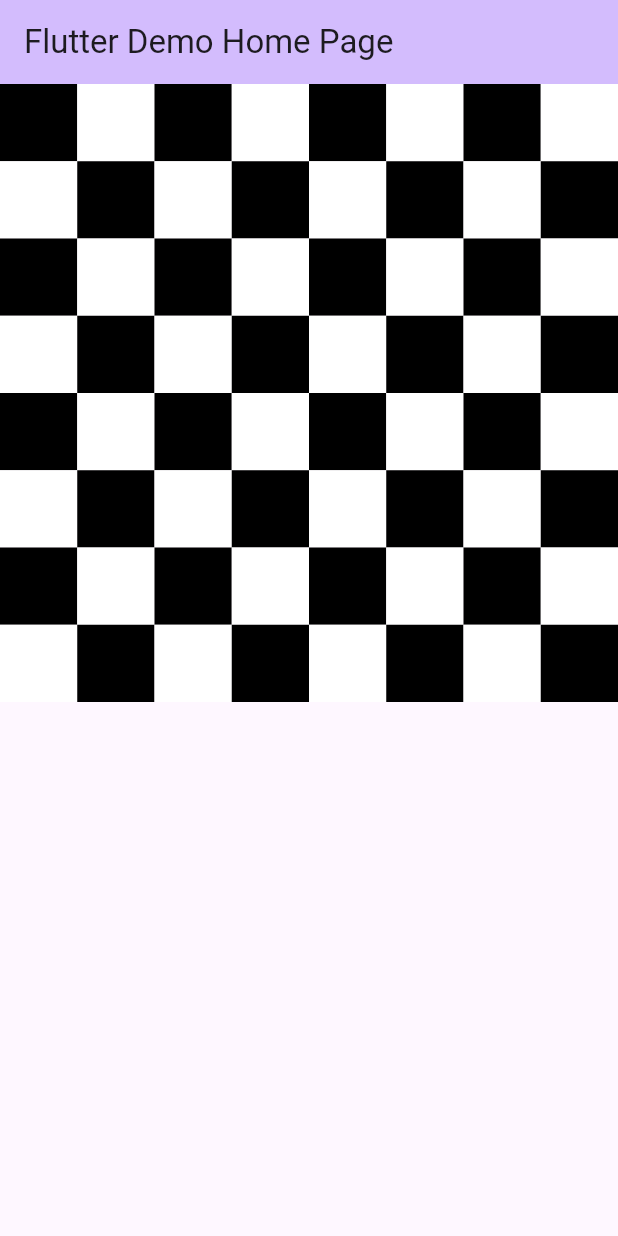
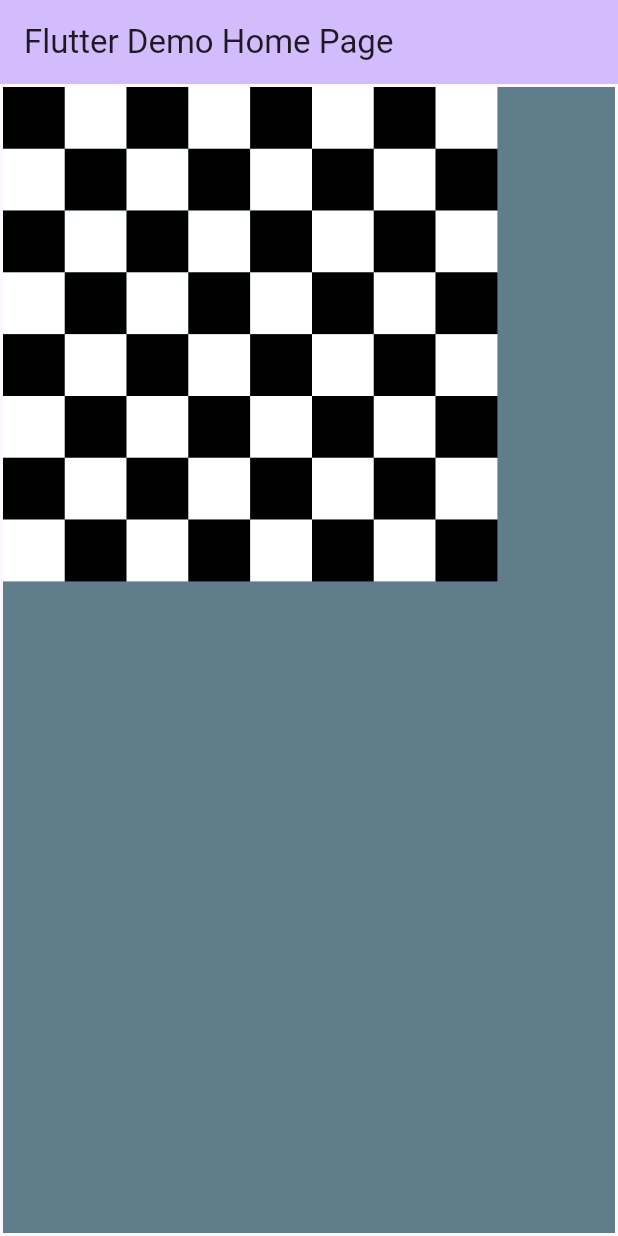
Before and after one commit to Sifat-16/flutter_todo_mvvm, a Flutter app: the screen it shows after launch, on a phone screen of 412 x 824 dp. Run offline on Flutter 3.47's test engine with Material 3 defaults, Android fonts, the phone set to English and light mode, and no system bars.

Commit message:
update 2

```diff
--- a/lib/main.dart
+++ b/lib/main.dart
@@ -50,21 +50,29 @@ class _MyHomePageState extends State<MyHomePage> {
 
       ),
 
-      body: Column(
+      body: Padding(
+        padding: const EdgeInsets.all(2),
+        child: Container(
+          decoration: BoxDecoration(
+            color: Colors.blueGrey,
+          ),
+          child: Column(
            children: [
              for(int i = 1;i<=8;i++)
                Row(
                  children: [
                    for(int j = 1;j<=8;j++)
                      Container(
-                   height: MediaQuery.of(context).size.width/8,
-                   width: MediaQuery.of(context).size.width/8,
+                       height: MediaQuery.of(context).size.width/10,
+                       width: MediaQuery.of(context).size.width/10,
                          color: (i&1==1)? ((j&1 ==1)? Colors.black:Colors.white)  : ((j&1 ==0)? Colors.black:Colors.white) ,
                      )
                  ],
                )
            ],
           ),
+        ),
+      ),
 
     );
   }
```
Lines whose indentation alone changed are shown as unchanged.
